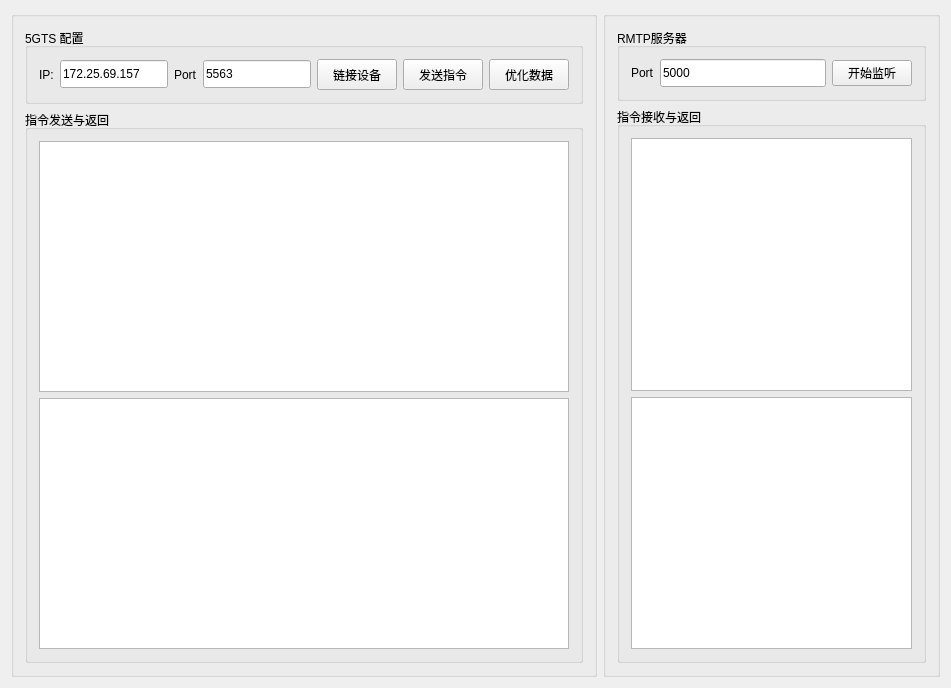
This is 5GTSController/mainwindow.ui in huzhiping-hertz/5GTSController as Qt 5 draws it before an edit. The edited form follows.
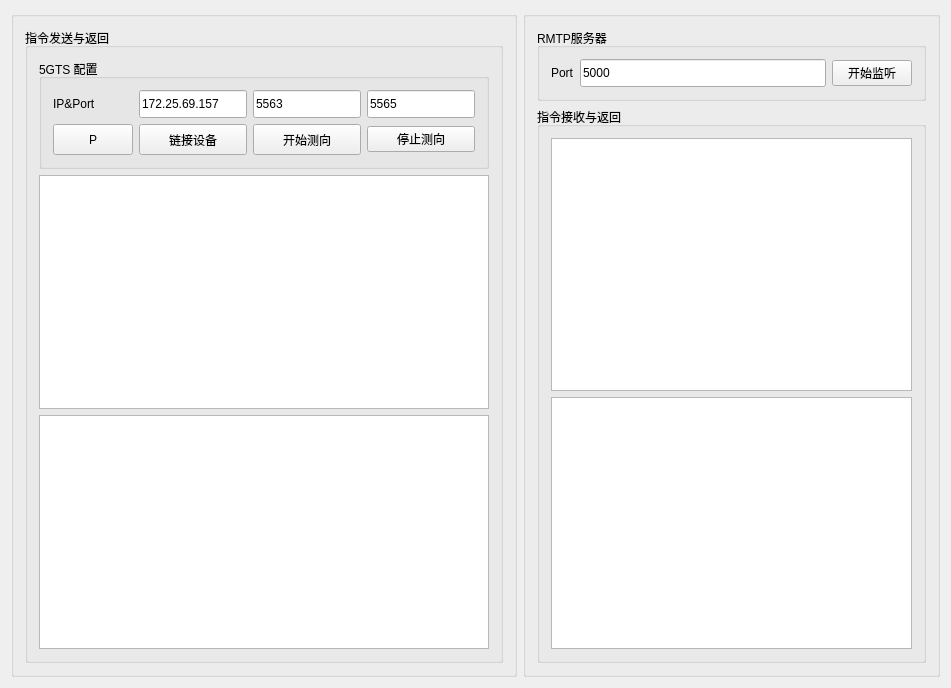
This is the edited form.

The edit to the form file:
```diff
--- a/5GTSController/mainwindow.ui
+++ b/5GTSController/mainwindow.ui
@@ -28,6 +28,12 @@
       </property>
       <layout class="QVBoxLayout" name="verticalLayout_5">
        <item>
+        <widget class="QGroupBox" name="groupBox_4">
+         <property name="title">
+          <string>指令发送与返回</string>
+         </property>
+         <layout class="QVBoxLayout" name="verticalLayout_3">
+          <item>
         <widget class="QGroupBox" name="groupBox_6">
          <property name="sizePolicy">
           <sizepolicy hsizetype="Preferred" vsizetype="Fixed">
@@ -42,20 +48,14 @@
           <property name="horizontalSpacing">
            <number>6</number>
           </property>
-          <item row="0" column="6">
-           <widget class="QPushButton" name="btnSendCmd">
-            <property name="minimumSize">
-             <size>
-              <width>0</width>
-              <height>31</height>
-             </size>
-            </property>
+             <item row="4" column="3">
+              <widget class="QPushButton" name="btnStop">
             <property name="text">
-             <string>发送指令</string>
+                <string>停止测向</string>
             </property>
            </widget>
           </item>
-          <item row="0" column="5">
+             <item row="4" column="1">
            <widget class="QPushButton" name="btnLinkDevice">
             <property name="minimumSize">
              <size>
@@ -68,7 +68,46 @@
             </property>
            </widget>
           </item>
+             <item row="4" column="2">
+              <widget class="QPushButton" name="btnSendCmd">
+               <property name="minimumSize">
+                <size>
+                 <width>0</width>
+                 <height>31</height>
+                </size>
+               </property>
+               <property name="text">
+                <string>开始测向</string>
+               </property>
+              </widget>
+             </item>
+             <item row="0" column="3">
+              <widget class="QLineEdit" name="txtDataPort">
+               <property name="minimumSize">
+                <size>
+                 <width>0</width>
+                 <height>28</height>
+                </size>
+               </property>
+               <property name="text">
+                <string>5565</string>
+               </property>
+              </widget>
+             </item>
           <item row="0" column="2">
+              <widget class="QLineEdit" name="txtDevicePort">
+               <property name="minimumSize">
+                <size>
+                 <width>0</width>
+                 <height>28</height>
+                </size>
+               </property>
+               <property name="text">
+                <string>5563</string>
+               </property>
+              </widget>
+             </item>
+             <item row="0" column="1">
            <widget class="QLineEdit" name="txtDeviceIp">
             <property name="minimumSize">
              <size>
@@ -84,31 +123,11 @@
           <item row="0" column="0">
            <widget class="QLabel" name="label">
             <property name="text">
-             <string>IP:</string>
+                <string>IP&amp;Port</string>
             </property>
            </widget>
           </item>
-          <item row="0" column="4">
-           <widget class="QLineEdit" name="txtDevicePort">
-            <property name="minimumSize">
-             <size>
-              <width>0</width>
-              <height>28</height>
-             </size>
-            </property>
-            <property name="text">
-             <string>5563</string>
-            </property>
-           </widget>
-          </item>
-          <item row="0" column="3">
-           <widget class="QLabel" name="label_3">
-            <property name="text">
-             <string>Port</string>
-            </property>
-           </widget>
-          </item>
-          <item row="0" column="7">
+             <item row="4" column="0">
            <widget class="QPushButton" name="btnOptimize">
             <property name="minimumSize">
              <size>
@@ -117,19 +136,13 @@
              </size>
             </property>
             <property name="text">
-             <string>优化数据</string>
+                <string>P</string>
             </property>
            </widget>
           </item>
          </layout>
         </widget>
        </item>
-       <item>
-        <widget class="QGroupBox" name="groupBox_4">
-         <property name="title">
-          <string>指令发送与返回</string>
-         </property>
-         <layout class="QVBoxLayout" name="verticalLayout_3">
           <item>
            <widget class="QPlainTextEdit" name="txtDeviceCmd">
             <property name="plainText">
```
Left out of the diff: 1 changed line with no effect on the pictures. Lines whose indentation alone changed are shown as unchanged.
